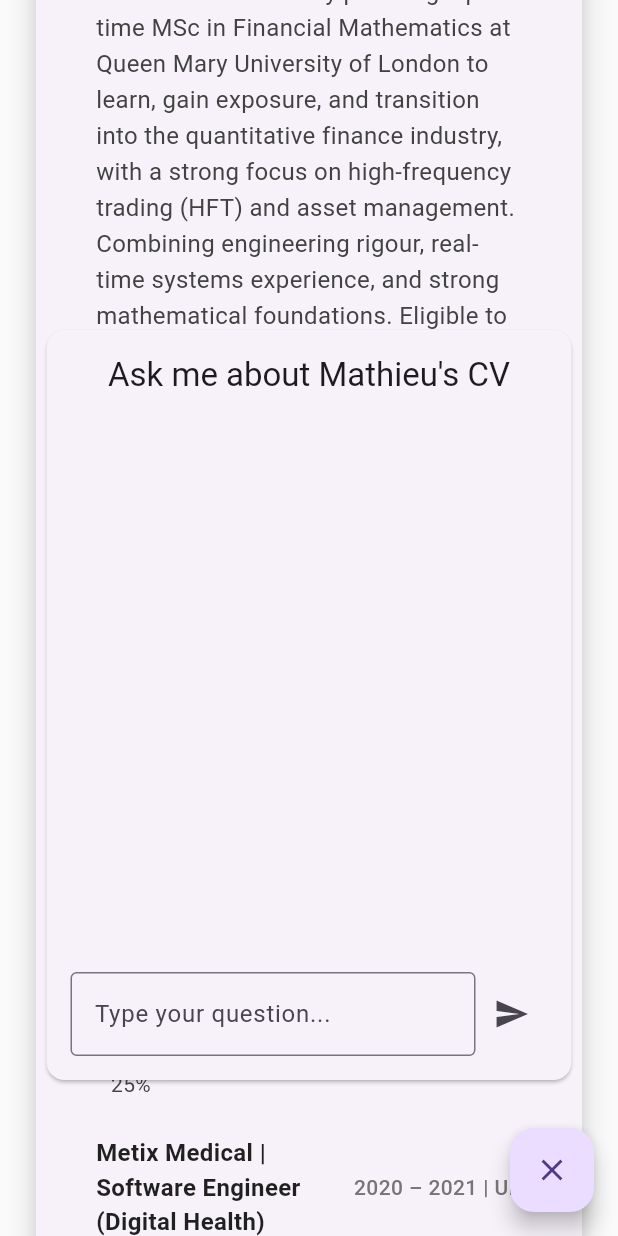
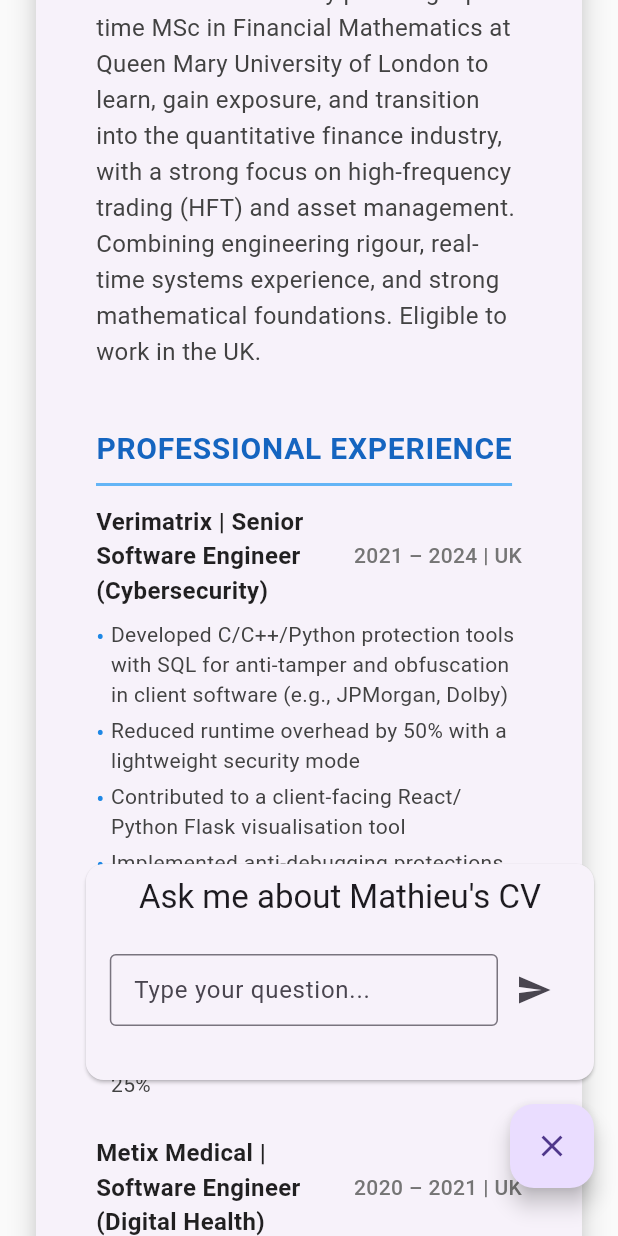
Before and after one commit to mathieudelehaye/MDelehayeAIResume, a Flutter app: the screen it shows after launch, scrolled down 576 dp, after a tap on the "chat" icon, on a phone screen of 412 x 824 dp. Run offline on Flutter 3.47's test engine with Material 3 defaults, Android fonts, the phone set to English and light mode, and no system bars.

Commit message:
Chat window size fixed on mobile

```diff
--- a/cv_flutter_app/lib/widgets/chat_widget.dart
+++ b/cv_flutter_app/lib/widgets/chat_widget.dart
@@ -4,6 +4,7 @@ import 'dart:io';
 import 'package:flutter/foundation.dart';
 import 'package:http/http.dart' as http;
 import '../config/app_config.dart';
+import 'dart:math' as math;
 
 class ChatWidget extends StatefulWidget {
   const ChatWidget({super.key});
@@ -12,26 +13,39 @@ class ChatWidget extends StatefulWidget {
   State<ChatWidget> createState() => _ChatWidgetState();
 }
 
-class _ChatWidgetState extends State<ChatWidget> {
+class _ChatWidgetState extends State<ChatWidget> with TickerProviderStateMixin {
   final TextEditingController _messageController = TextEditingController();
   final List<Map<String, String>> _messages = [];
   bool _isLoading = false;
   bool _isOpen = false;
+  final double _maxHeight = 500.0; // Maximum height of the chat window
+  final double _minHeight = 160.0; // Minimum height when empty
+  final double _messageAreaPadding = 16.0; // Padding around message area
+  final ScrollController _scrollController = ScrollController();
+
+  @override
+  void dispose() {
+    _scrollController.dispose();
+    _messageController.dispose();
+    super.dispose();
+  }
 
   Future<void> _sendMessage(String message) async {
     if (message.trim().isEmpty) return;
 
+    final userMessage = message;
+    _messageController.clear();
+
     setState(() {
-      _messages.add({'role': 'user', 'content': message});
+      _messages.add({'role': 'user', 'content': userMessage});
       _isLoading = true;
     });
-    _messageController.clear();
 
     try {
       final response = await http.post(
         Uri.parse(AppConfig.chatEndpoint),
         headers: {'Content-Type': 'application/json'},
-        body: json.encode({'message': message}),
+        body: json.encode({'message': userMessage}),
       );
 
       if (response.statusCode == 200) {
@@ -60,55 +74,88 @@ class _ChatWidgetState extends State<ChatWidget> {
       setState(() {
         _isLoading = false;
       });
+      // Scroll to bottom after new message
+      Future.delayed(const Duration(milliseconds: 100), () {
+        if (_scrollController.hasClients) {
+          _scrollController.animateTo(
+            0,
+            duration: const Duration(milliseconds: 200),
+            curve: Curves.easeOut,
+          );
         }
+      });
+    }
+  }
+
+  double _calculateChatWidth(BuildContext context) {
+    final screenWidth = MediaQuery.of(context).size.width;
+    // On larger screens (web/desktop), limit width to 400px
+    // On mobile, use 90% of screen width
+    return screenWidth > 600 ? 400 : screenWidth * 0.9;
   }
 
   @override
   Widget build(BuildContext context) {
-    return Column(
-      mainAxisAlignment: MainAxisAlignment.end,
-      children: [
-        if (_isOpen) _buildChatWindow(),
-        Align(
+    final media = MediaQuery.of(context);
+    final keyboardHeight = media.viewInsets.bottom;
+    final safeBottom = media.padding.bottom;
+    final isKeyboardVisible = keyboardHeight > 0;
+    final chatWidth = _calculateChatWidth(context);
+    final screenHeight = media.size.height;
+    const double topMargin = 16.0;
+    final double bottomPadding =
+        isKeyboardVisible ? keyboardHeight + safeBottom : 16.0 + safeBottom;
+    final double verticalMargin = topMargin + bottomPadding;
+
+    return Align(
       alignment: Alignment.bottomRight,
       child: Padding(
-            padding: const EdgeInsets.all(16.0),
-            child: FloatingActionButton(
-              onPressed: () {
-                setState(() {
-                  _isOpen = !_isOpen;
-                });
-              },
-              child: Icon(_isOpen ? Icons.close : Icons.chat),
+        padding: EdgeInsets.only(bottom: bottomPadding),
+        child: Column(
+          mainAxisSize: MainAxisSize.min,
+          mainAxisAlignment: MainAxisAlignment.end,
+          crossAxisAlignment: CrossAxisAlignment.end,
+          children: [
+            if (_isOpen)
+              Flexible(
+                child: SizedBox(
+                  width: chatWidth,
+                  child: AnimatedSize(
+                    duration: const Duration(milliseconds: 200),
+                    curve: Curves.easeInOut,
+                    child: ConstrainedBox(
+                      constraints: BoxConstraints(
+                        minHeight: _minHeight,
+                        maxHeight:
+                            math.min(_maxHeight, screenHeight - verticalMargin),
                       ),
+                      child: Card(
+                        margin: const EdgeInsets.only(
+                          left: 16.0,
+                          right: 16.0,
+                          top: 16.0,
                         ),
-        ),
-      ],
-    );
-  }
-
-  Widget _buildChatWindow() {
-    return Card(
-      margin: const EdgeInsets.all(16.0),
-      child: Container(
-        width: 350,
-        height: 500,
-        padding: const EdgeInsets.all(8.0),
                         child: Column(
+                          mainAxisSize: MainAxisSize.min,
                           children: [
                             Padding(
-              padding: const EdgeInsets.all(8.0),
+                              padding: EdgeInsets.all(_messageAreaPadding / 2),
                               child: Text(
                                 'Ask me about Mathieu\'s CV',
                                 style: Theme.of(context).textTheme.titleLarge,
                               ),
                             ),
+                            if (_messages.isNotEmpty || _isLoading)
                               Expanded(
                                 child: ListView.builder(
+                                  controller: _scrollController,
                                   reverse: true,
                                   itemCount: _messages.length,
+                                  padding:
+                                      const EdgeInsets.symmetric(vertical: 8.0),
                                   itemBuilder: (context, index) {
-                  final message = _messages[_messages.length - 1 - index];
+                                    final message =
+                                        _messages[_messages.length - 1 - index];
                                     return _buildMessageBubble(
                                       message['content']!,
                                       message['role'] == 'user',
@@ -122,7 +169,7 @@ class _ChatWidgetState extends State<ChatWidget> {
                                 child: CircularProgressIndicator(),
                               ),
                             Padding(
-              padding: const EdgeInsets.all(8.0),
+                              padding: EdgeInsets.all(_messageAreaPadding),
                               child: Row(
                                 children: [
                                   Expanded(
@@ -131,15 +178,40 @@ class _ChatWidgetState extends State<ChatWidget> {
                                       decoration: const InputDecoration(
                                         hintText: 'Type your question...',
                                         border: OutlineInputBorder(),
+                                        contentPadding: EdgeInsets.symmetric(
+                                          horizontal: 12.0,
+                                          vertical: 8.0,
                                         ),
-                      onSubmitted: (value) => _sendMessage(value),
+                                      ),
+                                      onSubmitted: (value) =>
+                                          _sendMessage(value),
                                     ),
                                   ),
                                   IconButton(
                                     icon: const Icon(Icons.send),
-                    onPressed: () => _sendMessage(_messageController.text),
+                                    onPressed: () =>
+                                        _sendMessage(_messageController.text),
                                   ),
                                 ],
+                              ),
+                            ),
+                          ],
+                        ),
+                      ),
+                    ),
+                  ),
+                ),
+              ),
+            if (!isKeyboardVisible)
+              Padding(
+                padding: const EdgeInsets.all(16.0),
+                child: FloatingActionButton(
+                  onPressed: () {
+                    setState(() {
+                      _isOpen = !_isOpen;
+                    });
+                  },
+                  child: Icon(_isOpen ? Icons.close : Icons.chat),
                 ),
               ),
           ],
@@ -149,10 +221,15 @@ class _ChatWidgetState extends State<ChatWidget> {
   }
 
   Widget _buildMessageBubble(String message, bool isUser) {
-    return Align(
+    return Padding(
+      padding: const EdgeInsets.symmetric(horizontal: 8.0, vertical: 4.0),
+      child: Align(
         alignment: isUser ? Alignment.centerRight : Alignment.centerLeft,
         child: Container(
-        margin: const EdgeInsets.symmetric(vertical: 4.0, horizontal: 8.0),
+          constraints: BoxConstraints(
+            maxWidth: MediaQuery.of(context).size.width *
+                0.6, // Maximum width of 60% of chat width
+          ),
           padding: const EdgeInsets.symmetric(vertical: 8.0, horizontal: 12.0),
           decoration: BoxDecoration(
             color: isUser ? Colors.blue[100] : Colors.grey[200],
@@ -165,6 +242,7 @@ class _ChatWidgetState extends State<ChatWidget> {
             ),
           ),
         ),
+      ),
     );
   }
 }
```
Lines whose indentation alone changed are shown as unchanged.
